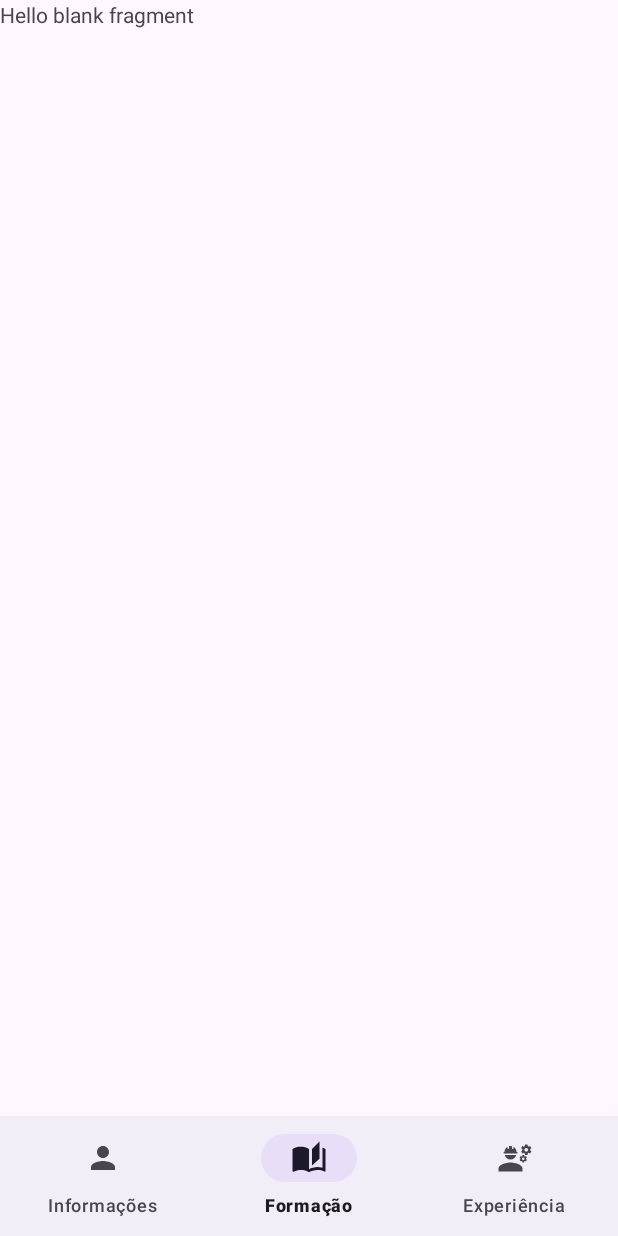
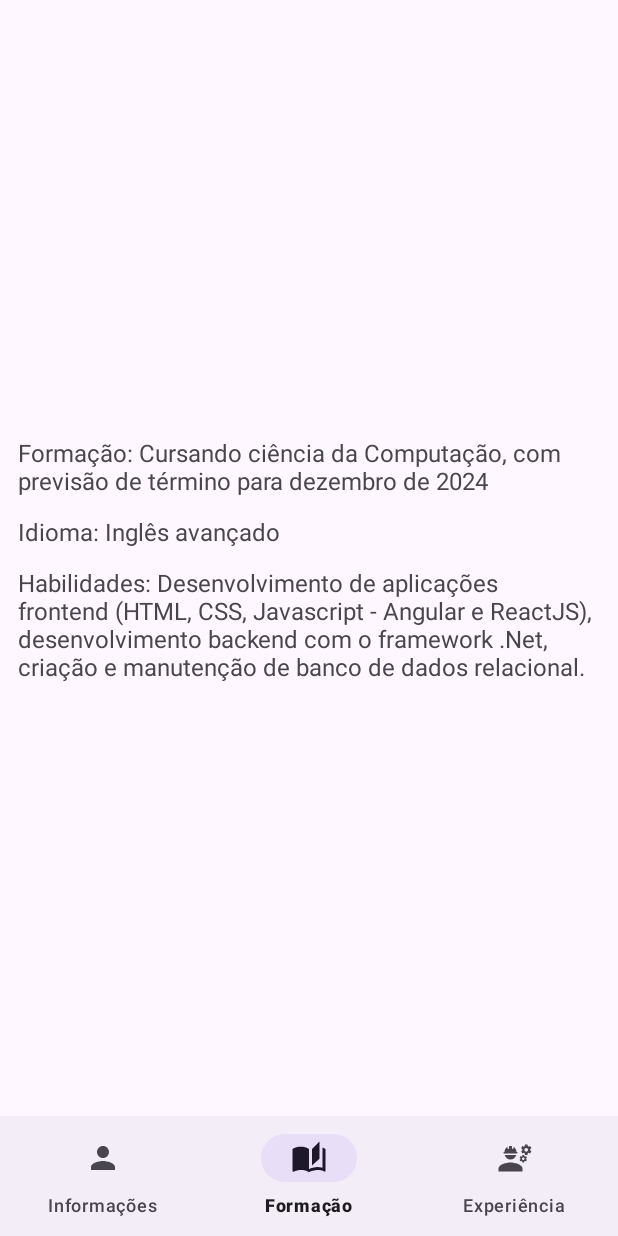
Before and after one commit to AnitaGB/appApresentacao, an Android app: the screen it shows after launch (MainActivity), item 2 of the bottom bar chosen, on a phone screen of 412 x 824 dp. Run offline under Robolectric (Android 15) with nearby library versions, the phone set to English and light mode, and no system bars.

Commit message:
Adicionando conteúdo nas páginas.

```diff
--- a/app/src/main/res/layout/fragment_formacao.xml
+++ b/app/src/main/res/layout/fragment_formacao.xml
@@ -1,14 +1,50 @@
 <?xml version="1.0" encoding="utf-8"?>
 <FrameLayout xmlns:android="http://schemas.android.com/apk/res/android"
+    xmlns:app="http://schemas.android.com/apk/res-auto"
     xmlns:tools="http://schemas.android.com/tools"
     android:layout_width="match_parent"
     android:layout_height="match_parent"
     tools:context=".Formacao">
 
-    <!-- TODO: Update blank fragment layout -->
-    <TextView
+    <androidx.constraintlayout.widget.ConstraintLayout
         android:layout_width="match_parent"
-        android:layout_height="match_parent"
-        android:text="@string/hello_blank_fragment" />
+        android:layout_height="match_parent">
+
+        <LinearLayout
+            android:layout_width="match_parent"
+            android:layout_height="187dp"
+            android:layout_marginStart="12dp"
+            android:layout_marginEnd="12dp"
+            android:orientation="vertical"
+            app:layout_constraintBottom_toBottomOf="parent"
+            app:layout_constraintEnd_toEndOf="parent"
+            app:layout_constraintStart_toStartOf="parent"
+            app:layout_constraintTop_toTopOf="parent">
+
+            <TextView
+                android:id="@+id/faculdade"
+                android:layout_width="match_parent"
+                android:layout_height="wrap_content"
+                android:layout_marginTop="12dp"
+                android:text="Formação: Cursando ciência da Computação, com previsão de término para dezembro de 2024"
+                android:textSize="16sp" />
+
+            <TextView
+                android:id="@+id/idiomas"
+                android:layout_width="match_parent"
+                android:layout_height="wrap_content"
+                android:layout_marginTop="12dp"
+                android:text="Idioma: Inglês avançado"
+                android:textSize="16sp" />
+
+            <TextView
+                android:id="@+id/Cursos"
+                android:layout_width="match_parent"
+                android:layout_height="wrap_content"
+                android:layout_marginTop="12dp"
+                android:text="Habilidades: Desenvolvimento de aplicações frontend (HTML, CSS, Javascript - Angular e ReactJS), desenvolvimento backend com o framework .Net, criação e manutenção de banco de dados relacional."
+                android:textSize="16sp" />
+        </LinearLayout>
+    </androidx.constraintlayout.widget.ConstraintLayout>
 
 </FrameLayout>
```
Also changed, not shown: app/src/main/res/layout/fragment_experiencia.xml (+17 -4 lines).
